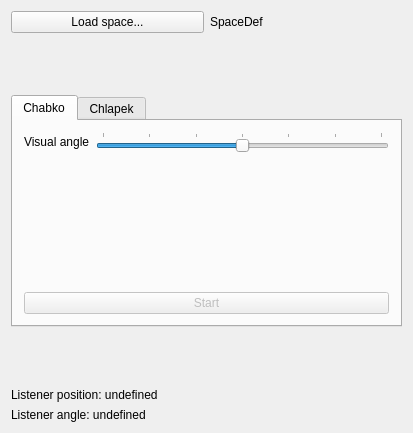
First picture: the form in mainwindow.ui, repository navigatore/imaginote, before the edit.
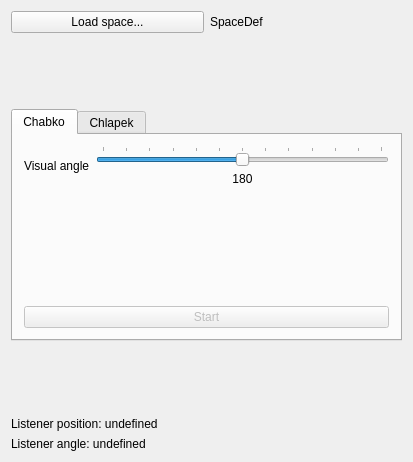
Second picture: the form after the edit.

Commit message: Fix L/R view angle and observer head orientation

Diff of the .ui file:
```diff
--- a/mainwindow.ui
+++ b/mainwindow.ui
@@ -7,14 +7,14 @@
     <x>0</x>
     <y>0</y>
     <width>413</width>
-    <height>433</height>
+    <height>462</height>
    </rect>
   </property>
   <property name="windowTitle">
    <string>Imaginote</string>
   </property>
   <widget class="QWidget" name="centralWidget">
-   <layout class="QVBoxLayout" name="verticalLayout">
+   <layout class="QVBoxLayout" name="verticalLayout_3">
     <item>
      <layout class="QHBoxLayout" name="horizontalLayout">
       <item>
@@ -55,21 +55,34 @@
        <attribute name="title">
         <string>Chabko</string>
        </attribute>
-       <layout class="QFormLayout" name="formLayout_2">
-        <item row="0" column="0">
+       <layout class="QVBoxLayout" name="verticalLayout_2">
+        <item>
+         <layout class="QHBoxLayout" name="horizontalLayout_2">
+          <item>
          <widget class="QLabel" name="visualAngleLabel">
           <property name="text">
            <string>Visual angle</string>
           </property>
          </widget>
         </item>
-        <item row="0" column="1">
+          <item>
+           <layout class="QVBoxLayout" name="verticalLayout">
+            <item>
          <widget class="QSlider" name="visualAngleSlider">
+              <property name="sizePolicy">
+               <sizepolicy hsizetype="Expanding" vsizetype="Fixed">
+                <horstretch>0</horstretch>
+                <verstretch>0</verstretch>
+               </sizepolicy>
+              </property>
           <property name="maximum">
+               <number>360</number>
+              </property>
+              <property name="value">
            <number>180</number>
           </property>
           <property name="sliderPosition">
-           <number>90</number>
+               <number>180</number>
           </property>
           <property name="orientation">
            <enum>Qt::Horizontal</enum>
@@ -82,7 +95,27 @@
           </property>
          </widget>
         </item>
-        <item row="1" column="0">
+            <item>
+             <widget class="QLabel" name="visualAngleValueLabel">
+              <property name="sizePolicy">
+               <sizepolicy hsizetype="Preferred" vsizetype="Preferred">
+                <horstretch>0</horstretch>
+                <verstretch>0</verstretch>
+               </sizepolicy>
+              </property>
+              <property name="text">
+               <string>180</string>
+              </property>
+              <property name="alignment">
+               <set>Qt::AlignCenter</set>
+              </property>
+             </widget>
+            </item>
+           </layout>
+          </item>
+         </layout>
+        </item>
+        <item>
          <spacer name="verticalSpacer_1">
           <property name="orientation">
            <enum>Qt::Vertical</enum>
@@ -95,7 +128,7 @@
           </property>
          </spacer>
         </item>
-        <item row="2" column="0" colspan="2">
+        <item>
          <widget class="QPushButton" name="startStopButton_1">
           <property name="enabled">
            <bool>false</bool>
```
Left out of the diff: 37 changed lines with no effect on the pictures. Lines whose indentation alone changed are shown as unchanged. The commit also changes 10 other files.
